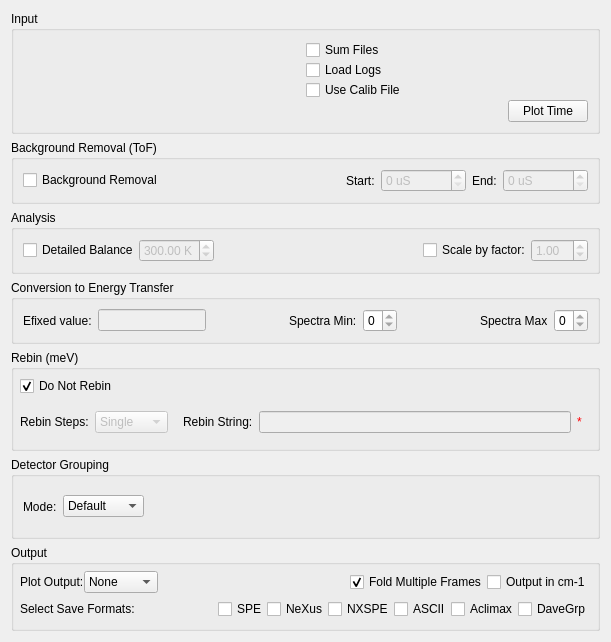
mantidproject/mantid, file Code/Mantid/MantidQt/CustomInterfaces/inc/MantidQtCustomInterfaces/Indirect/ISISEnergyTransfer.ui: the form before one commit.
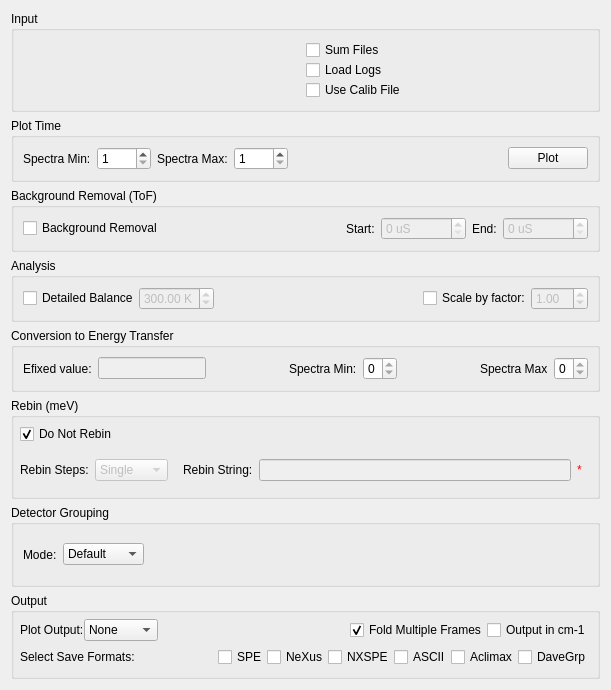
The form after the commit. The open tabs and pages were chosen to show the change. Custom widgets are drawn as their Qt base class.

Commit message:
Move spectrum selection to additional UI inputs
Previously could not plot time on a monitor

Refs #11394

The edit to the form file:
```diff
--- a/Code/Mantid/MantidQt/CustomInterfaces/inc/MantidQtCustomInterfaces/Indirect/ISISEnergyTransfer.ui
+++ b/Code/Mantid/MantidQt/CustomInterfaces/inc/MantidQtCustomInterfaces/Indirect/ISISEnergyTransfer.ui
@@ -7,7 +7,7 @@
     <x>0</x>
     <y>0</y>
     <width>611</width>
-    <height>629</height>
+    <height>670</height>
    </rect>
   </property>
   <property name="minimumSize">
@@ -109,10 +109,51 @@
         </item>
        </layout>
       </item>
+     </layout>
+    </widget>
+   </item>
       <item>
-       <layout class="QHBoxLayout" name="loInputActionButtons">
+    <widget class="QGroupBox" name="gbPlotTime">
+     <property name="title">
+      <string>Plot Time</string>
+     </property>
+     <layout class="QHBoxLayout" name="horizontalLayout_6">
         <item>
-         <spacer name="horizontalSpacer_4">
+       <widget class="QLabel" name="lbPlotTimeSpecMin">
+        <property name="text">
+         <string>Spectra Min:</string>
+        </property>
+       </widget>
+      </item>
+      <item>
+       <widget class="QSpinBox" name="spPlotTimeSpecMin">
+        <property name="minimum">
+         <number>1</number>
+        </property>
+        <property name="maximum">
+         <number>1200</number>
+        </property>
+       </widget>
+      </item>
+      <item>
+       <widget class="QLabel" name="lbPlotTimeSpecMax">
+        <property name="text">
+         <string>Spectra Max:</string>
+        </property>
+       </widget>
+      </item>
+      <item>
+       <widget class="QSpinBox" name="spPlotTimeSpecMax">
+        <property name="minimum">
+         <number>1</number>
+        </property>
+        <property name="maximum">
+         <number>1200</number>
+        </property>
+       </widget>
+      </item>
+      <item>
+       <spacer name="space_plotTime">
           <property name="orientation">
            <enum>Qt::Horizontal</enum>
           </property>
@@ -130,11 +171,9 @@
            <string>Plot raw time values.</string>
           </property>
           <property name="text">
-           <string>Plot Time</string>
-          </property>
-         </widget>
-        </item>
-       </layout>
+         <string>Plot</string>
+        </property>
+       </widget>
       </item>
      </layout>
     </widget>
@@ -451,7 +490,7 @@
         <item>
          <widget class="QStackedWidget" name="swRebin">
           <property name="currentIndex">
-           <number>0</number>
+           <number>1</number>
           </property>
           <widget class="QWidget" name="pgSingleRebin">
            <layout class="QVBoxLayout" name="verticalLayout_16">
@@ -687,7 +726,7 @@
          <number>0</number>
         </property>
         <property name="currentIndex">
-         <number>2</number>
+         <number>0</number>
         </property>
         <widget class="QWidget" name="pgMapFile">
          <layout class="QHBoxLayout" name="horizontalLayout_5">
```
Lines whose indentation alone changed are shown as unchanged. The commit also changes 1 other file.
